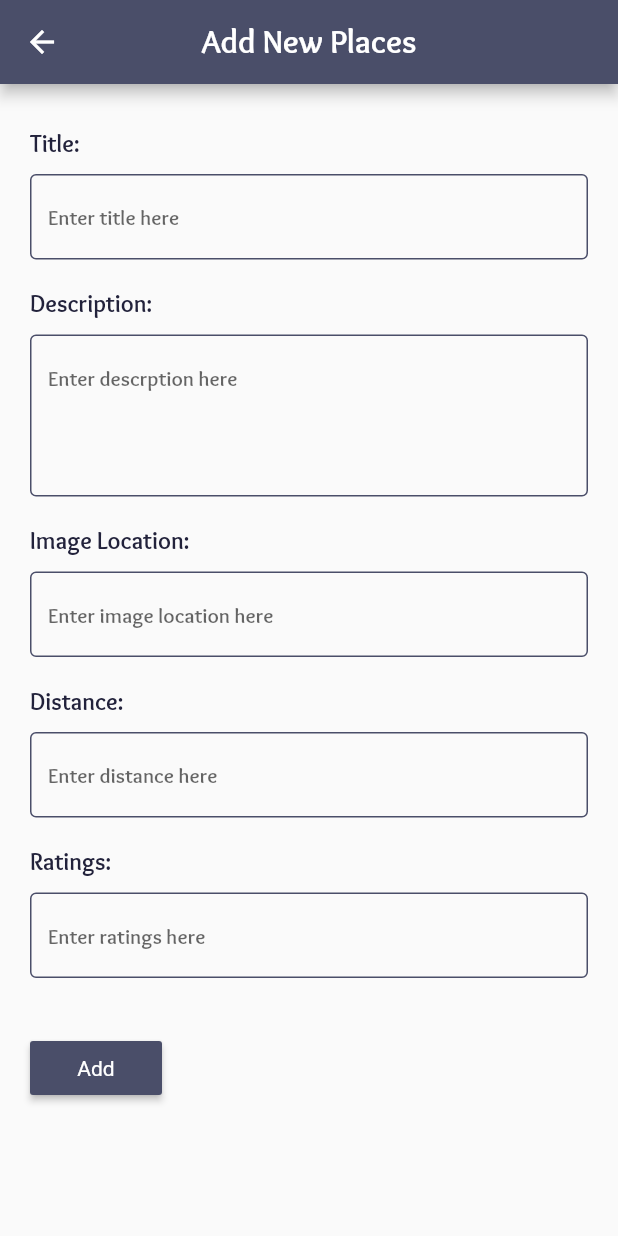
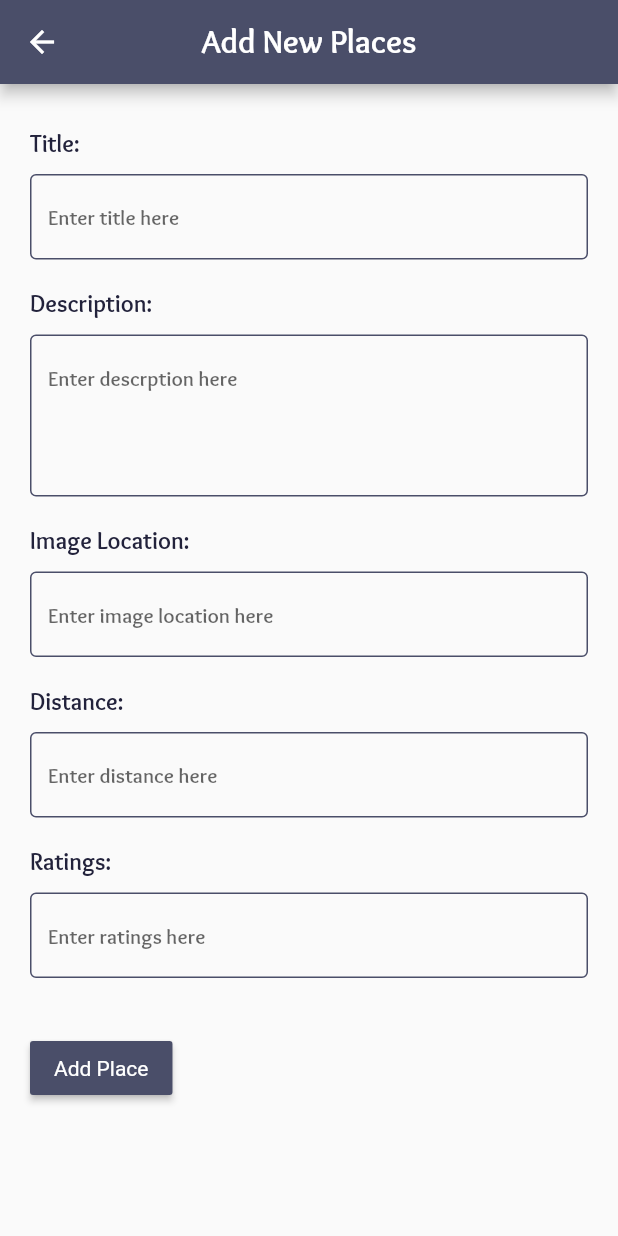
Before and after one commit to Bokamanushta/ApplicationDevelopmentFrontend, a Flutter app: the StaffNewPlace screen opened directly, on a phone screen of 412 x 824 dp. Run offline on Flutter 3.47's test engine with Material 2 defaults, Android fonts, the phone set to English and light mode, and no system bars; our stand-ins replace badges, carousel_slider, fl_chart, flare_flutter, flutter_slidable, font_awesome_flutter and 2 more; missing offline and left inert: timeline; network calls fail.

Commit message:
the places for both student and staff are added

```diff
--- a/lib/main.dart
+++ b/lib/main.dart
@@ -9,7 +9,7 @@ class MyApp extends StatelessWidget {
   @override
   Widget build(BuildContext context) {
     return MaterialApp(
-      initialRoute: notices,
+      initialRoute: places,
       onGenerateRoute: Router.createRoute,
       debugShowCheckedModeBanner: false,
     );
--- a/lib/models/place.dart
+++ b/lib/models/place.dart
@@ -1,9 +1,34 @@
-class Place{
+class Place {
+  String id;
   String title;
   String review;
   String imageLocation;
   String distance;
   String description;
 
-  Place({this.title,this.review,this.imageLocation,this.distance,this.description});
+  Place(
+      {this.id,
+      this.title,
+      this.review,
+      this.imageLocation,
+      this.distance,
+      this.description});
+
+  Place.fromJson(Map<String, dynamic> json)
+      : this(
+            id: json['id'].toString(),
+            title: json['title'],
+            description: json['description'],
+            imageLocation: json['imageLocation'],
+            distance: json['distance'],
+            review: json['review']);
+
+  Map<String, dynamic> toJson() => {
+        'id': id,
+        'title': title,
+        'description': description,
+        'imageLocation': imageLocation,
+        'distance': distance,
+        'review': review
+      };
 }
--- a/lib/screens/staff_dashboard/updateGUI/places/staffNewPlaces.dart
+++ b/lib/screens/staff_dashboard/updateGUI/places/staffNewPlaces.dart
@@ -1,9 +1,10 @@
 import 'package:flutter/material.dart';
-import 'package:utm_x_change/models/mockData.dart';
 import 'package:utm_x_change/models/place.dart';
+import 'package:utm_x_change/services/places_data_service.dart';
 
 class StaffNewPlace extends StatefulWidget {
   final Place data = Place();
+  final dataService = PlaceDataService();
 
   @override
   _StaffNewPlaceState createState() => _StaffNewPlaceState();
@@ -41,7 +42,7 @@ class _StaffNewPlaceState extends State<StaffNewPlace> {
                   ),
                 ),
                 SizedBox(height: 10),
-                buildTextFormField('title', widget.data.title, 1, _title),
+                buildTextFormField('title', 1, _title),
                 SizedBox(height: 20),
                 Container(
                   child: Text('Description:',
@@ -49,8 +50,7 @@ class _StaffNewPlaceState extends State<StaffNewPlace> {
                 ),
                 SizedBox(height: 10),
                 Container(
-                  child: buildTextFormField(
-                      'descrption', widget.data.description, 4, _decsription),
+                  child: buildTextFormField('descrption', 4, _decsription),
                 ),
                 SizedBox(height: 20),
                 Container(
@@ -59,8 +59,8 @@ class _StaffNewPlaceState extends State<StaffNewPlace> {
                 ),
                 SizedBox(height: 10),
                 Container(
-                  child: buildTextFormField('image location',
-                      widget.data.imageLocation, 1, _imageLocation),
+                  child:
+                      buildTextFormField('image location', 1, _imageLocation),
                 ),
                 SizedBox(height: 20),
                 Container(
@@ -69,8 +69,7 @@ class _StaffNewPlaceState extends State<StaffNewPlace> {
                 ),
                 SizedBox(height: 10),
                 Container(
-                  child: buildTextFormField(
-                      'distance', widget.data.distance, 1, _distance),
+                  child: buildTextFormField('distance', 1, _distance),
                 ),
                 SizedBox(height: 20),
                 Container(
@@ -79,8 +78,7 @@ class _StaffNewPlaceState extends State<StaffNewPlace> {
                 ),
                 SizedBox(height: 10),
                 Container(
-                  child: buildTextFormField(
-                      'ratings', widget.data.review, 1, _rating),
+                  child: buildTextFormField('ratings', 1, _rating),
                 ),
                 SizedBox(height: 20),
                 Padding(
@@ -88,7 +86,7 @@ class _StaffNewPlaceState extends State<StaffNewPlace> {
                   child: RaisedButton(
                     color: Color(0xff4a4e69),
                     textColor: Colors.white,
-                    onPressed: () {
+                    onPressed: () async {
                       if (_formKey.currentState.validate()) {
                         //backend code to update
                         widget.data.title = _title.text;
@@ -96,11 +94,12 @@ class _StaffNewPlaceState extends State<StaffNewPlace> {
                         widget.data.distance = _distance.text;
                         widget.data.review = _rating.text;
                         widget.data.imageLocation = _imageLocation.text;
-                        placeList.add(widget.data);
+                        await widget.dataService
+                            .createNotice(place: widget.data);
                         Navigator.pop(context);
                       }
                     },
-                    child: Text('Add'),
+                    child: Text('Add Place'),
                   ),
                 ),
               ],
@@ -111,7 +110,7 @@ class _StaffNewPlaceState extends State<StaffNewPlace> {
     );
   }
 
-  TextFormField buildTextFormField(titleText, data, line, controller) {
+  TextFormField buildTextFormField(titleText, line, controller) {
     return TextFormField(
       style: buildTextStyle(14.0, Color(0xff22223b)),
       maxLines: line,
--- /dev/null
+++ b/lib/services/places_data_service.dart
@@ -0,0 +1,40 @@
+import 'package:utm_x_change/models/place.dart';
+import 'package:utm_x_change/services/rest_service.dart';
+
+// QuoteDataService is a wrapper class implmenting calls for CRUD operations on Quote endpoints.
+//  The class is implemented using the Singleton design pattern.
+
+class PlaceDataService {
+  //------- Here is how we implement 'Singleton pattern' in Dart --------
+
+  static final PlaceDataService _instance = PlaceDataService._constructor();
+  factory PlaceDataService() {
+    return _instance;
+  }
+
+  PlaceDataService._constructor();
+  final rest = RestService();
+  //---------------------------- end of singleton implementation
+
+  Future deletePlace({String id}) async {
+    await rest.delete('places/$id');
+  }
+
+  Future<Place> createNotice({Place place}) async {
+    final json = await rest.post('places', data: place);
+    return Place.fromJson(json);
+  }
+
+  Future<Place> updateNotice({String id, Place place}) async {
+    final json = await rest.patch('places/$id', data: place);
+    return Place.fromJson(json);
+  }
+
+  Future<List<Place>> getAllPlaces() async {
+    final listJson = await rest.get('places');
+
+    return (listJson as List)
+        .map((itemJson) => Place.fromJson(itemJson))
+        .toList();
+  }
+} // class Quote
```
Also changed, not shown: lib/models/profileInfo/profileInfo.dart (+29 -2 lines), lib/screens/places/places.dart (+43 -8 lines), lib/screens/staff_dashboard/updateGUI/places/staffPlaces.dart (+54 -15 lines), lib/screens/staff_dashboard/updateGUI/places/staffUpdatePlaces.dart (+26 -30 lines).
